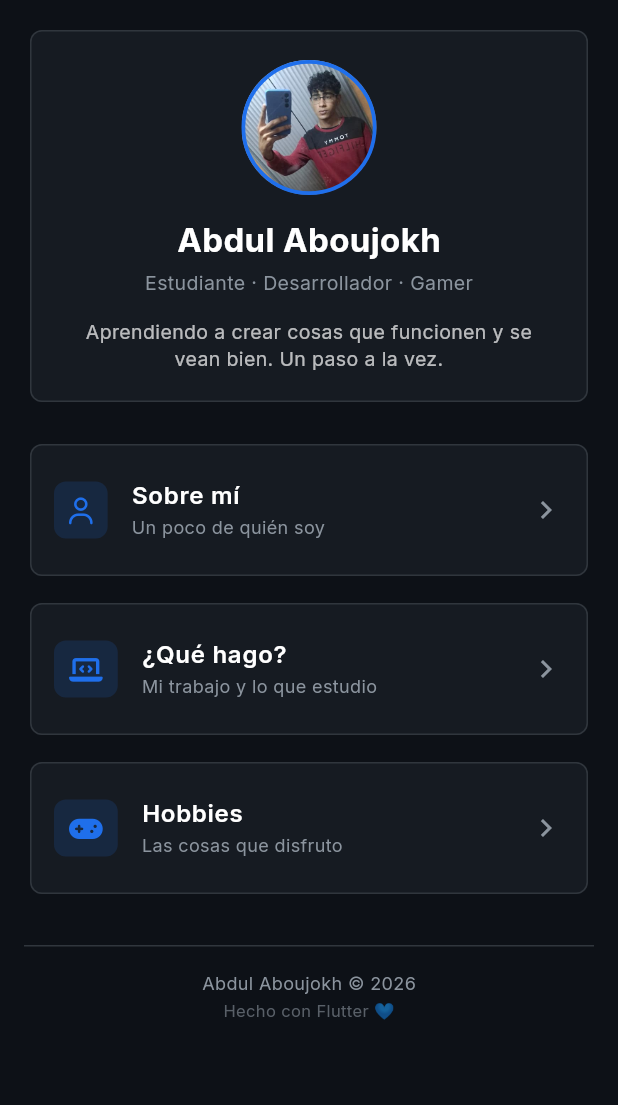
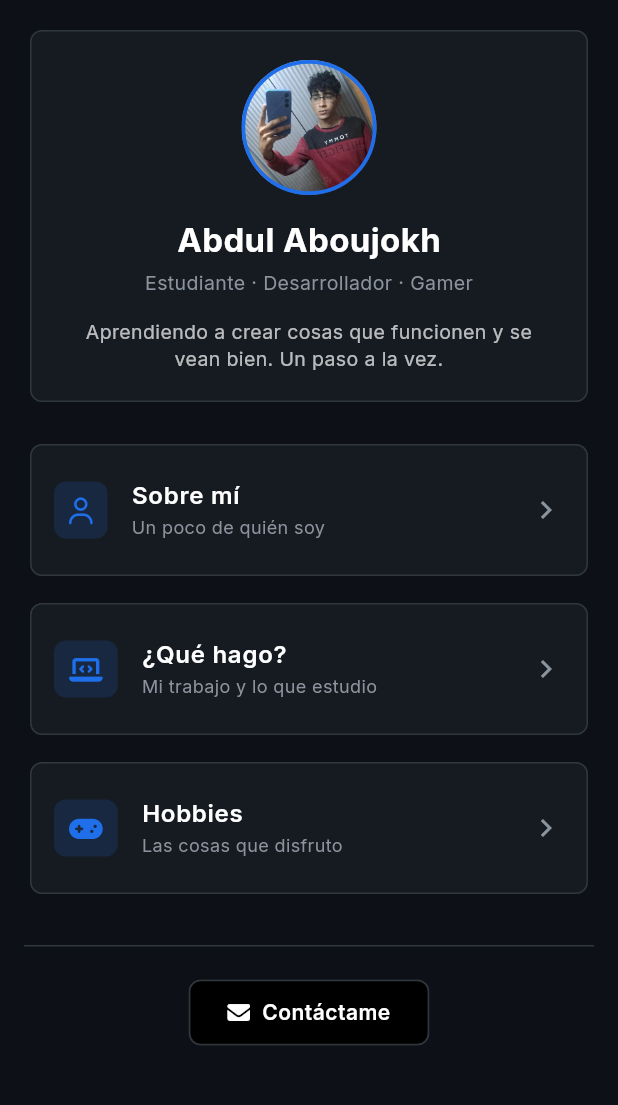
Before and after one commit to Abduljokh2211/mi-portafolio, a Flutter app: the screen it shows after launch, on a phone screen of 412 x 824 dp, the part 84-1189 px from its top. Run offline on Flutter 3.47's test engine with Material 3 defaults, Android fonts, the phone set to English and light mode, and no system bars; our stand-ins replace font_awesome_flutter, google_fonts.

Commit message:
update: reemplazo de texto del footer por boton de contactame

```diff
--- a/lib/widgets/footer_widget.dart
+++ b/lib/widgets/footer_widget.dart
@@ -1,5 +1,6 @@
 import 'package:flutter/material.dart';
 import 'package:mi_portafolio/themes/app_themes.dart';
+import 'package:font_awesome_flutter/font_awesome_flutter.dart';
 
 class FooterWidget extends StatelessWidget {
   const FooterWidget({super.key});
@@ -7,30 +8,35 @@ class FooterWidget extends StatelessWidget {
   @override
   Widget build(BuildContext context) {
     return Container(
-      padding: const EdgeInsets.symmetric(vertical: 16),
+      padding: const EdgeInsets.symmetric(vertical: 20),
       decoration: const BoxDecoration(
         border: Border(
           top: BorderSide(color: AppThemes.borderColor, width: 1),
         ),
       ),
-      child: Column(
-        children: [
-          Text(
-            'Abdul Aboujokh © 2026',
+      child: Center(
+        child: ElevatedButton.icon(
+          onPressed: () => Navigator.pushNamed(context, '/contact'),
+          icon: const FaIcon(FontAwesomeIcons.solidEnvelope, size: 15),
+          label: const Text(
+            'Contáctame',
             style: TextStyle(
-              color: AppThemes.textGray,
-              fontSize: 12,
+              fontSize: 14,
+              fontWeight: FontWeight.w600,
+              letterSpacing: 0.3,
             ),
           ),
-          const SizedBox(height: 2),
-          Text(
-            'Hecho con Flutter 💙',
-            style: TextStyle(
-              color: AppThemes.textGray.withValues(alpha: 0.6),
-              fontSize: 11,
+          style: ElevatedButton.styleFrom(
+            backgroundColor: Colors.black,
+            foregroundColor: Colors.white,
+            padding: const EdgeInsets.symmetric(horizontal: 26, vertical: 12),
+            shape: RoundedRectangleBorder(
+              borderRadius: BorderRadius.circular(8),
+              side: const BorderSide(color: AppThemes.borderColor, width: 1.2),
             ),
+            elevation: 0,
           ),
-        ],
+        ),
       ),
     );
   }
```
